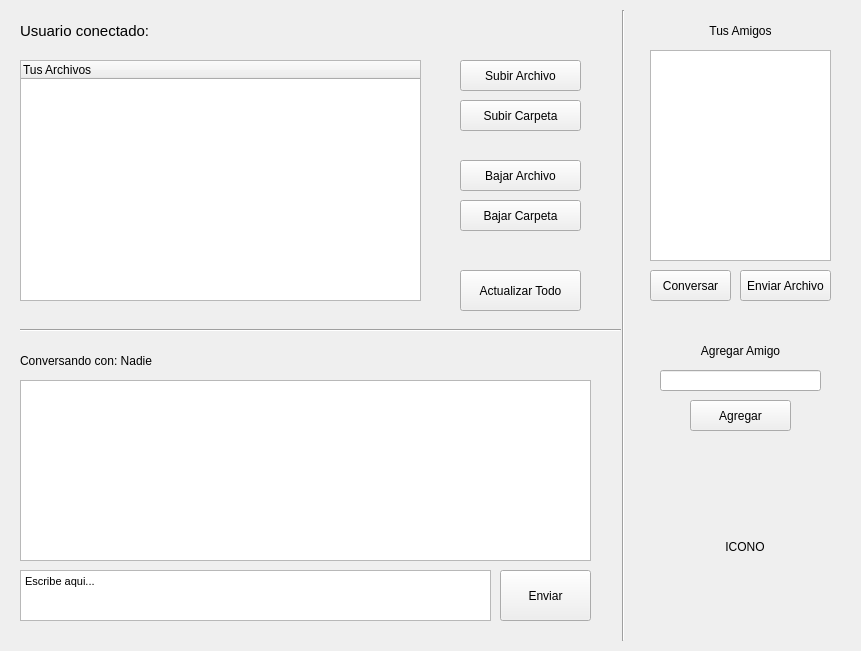
Before: the Qt Designer form Tareas/T06/main_gui.ui in javierlopeza/IIC2233-2015-2, drawn with Qt 5.
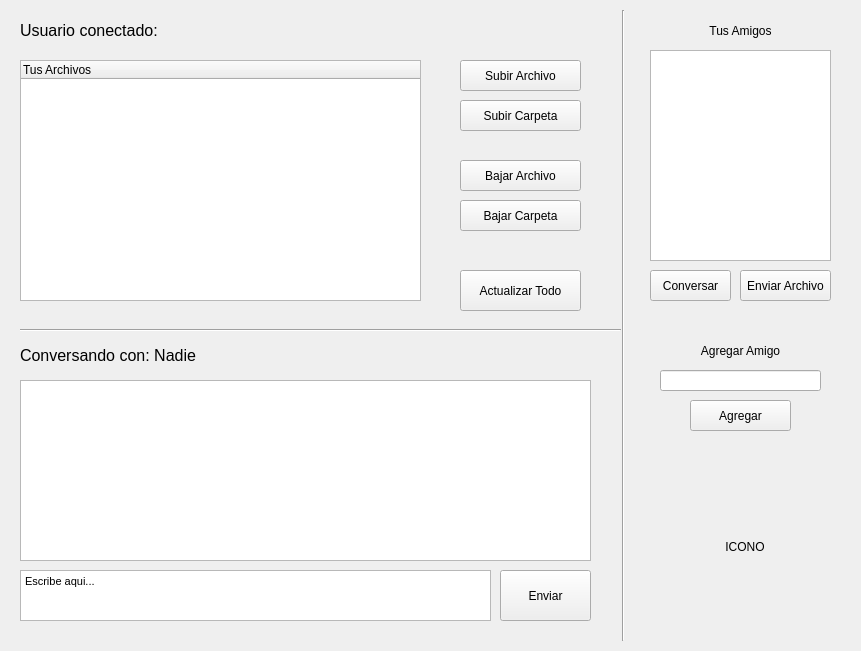
After: the same form once the commit is applied.

```diff
--- a/Tareas/T06/main_gui.ui
+++ b/Tareas/T06/main_gui.ui
@@ -146,11 +146,16 @@
    <property name="geometry">
     <rect>
      <x>20</x>
-     <y>350</y>
-     <width>191</width>
-     <height>21</height>
+     <y>340</y>
+     <width>361</width>
+     <height>31</height>
     </rect>
    </property>
+   <property name="font">
+    <font>
+     <pointsize>12</pointsize>
+    </font>
+   </property>
    <property name="text">
     <string>Conversando con: Nadie</string>
    </property>
@@ -192,7 +197,7 @@
    </property>
    <property name="font">
     <font>
-     <pointsize>11</pointsize>
+     <pointsize>12</pointsize>
     </font>
    </property>
    <property name="text">
```
